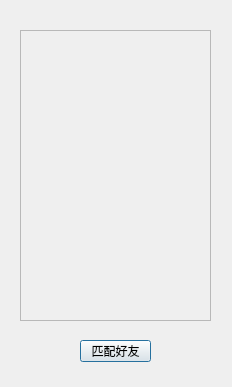
Before: the Qt Designer form client/ui/tageditor.ui in pechpo/What-s-up, drawn with Qt 5.
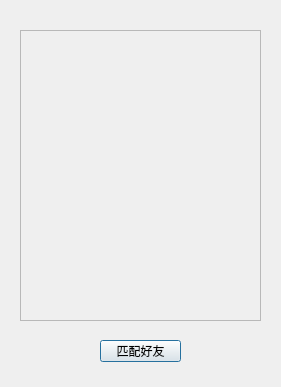
After: the same form once the commit is applied.

Commit message: 完成聚类与推送好友的测试'

Diff of the .ui file:
```diff
--- a/client/ui/tageditor.ui
+++ b/client/ui/tageditor.ui
@@ -6,7 +6,7 @@
    <rect>
     <x>0</x>
     <y>0</y>
-    <width>232</width>
+    <width>281</width>
     <height>387</height>
    </rect>
   </property>
@@ -18,7 +18,7 @@
     <rect>
      <x>20</x>
      <y>30</y>
-     <width>191</width>
+     <width>241</width>
      <height>291</height>
     </rect>
    </property>
@@ -30,7 +30,7 @@
      <rect>
       <x>0</x>
       <y>0</y>
-      <width>189</width>
+      <width>239</width>
       <height>289</height>
      </rect>
     </property>
@@ -39,9 +39,9 @@
   <widget class="QPushButton" name="confirmButton">
    <property name="geometry">
     <rect>
-     <x>80</x>
+     <x>100</x>
      <y>340</y>
-     <width>71</width>
+     <width>81</width>
      <height>22</height>
     </rect>
    </property>
```
The commit also changes 2 other files.
